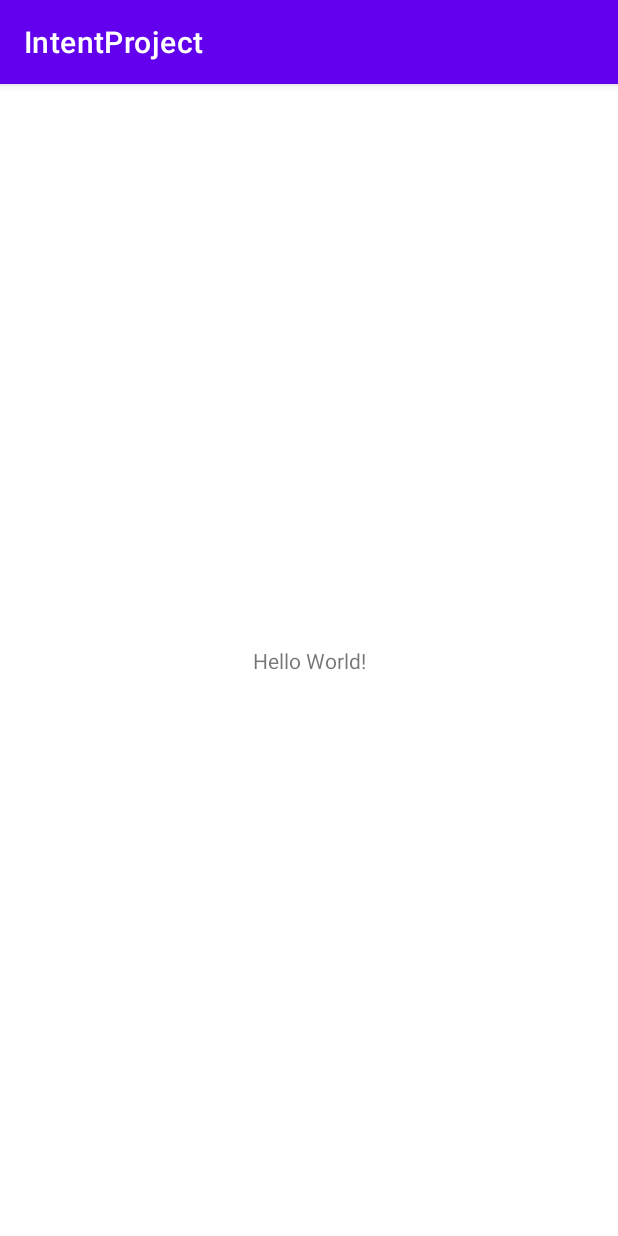
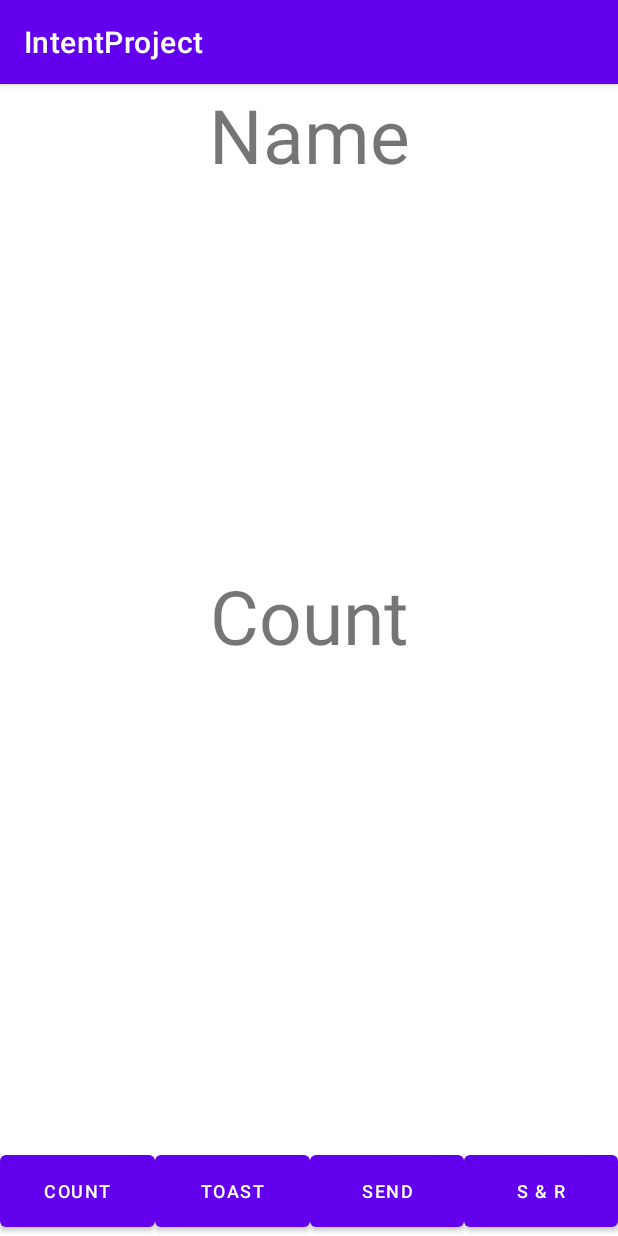
Before and after one commit to nermineslimane/IntentProject, an Android app: the screen it shows after launch (MainActivity), on a phone screen of 412 x 824 dp. Run offline under Robolectric (Android 15) with nearby library versions, the phone set to English and light mode, and no system bars.

Commit message:
Move from first activity to second activit

```diff
--- a/app/src/main/AndroidManifest.xml
+++ b/app/src/main/AndroidManifest.xml
@@ -9,6 +9,7 @@
         android:roundIcon="@mipmap/ic_launcher_round"
         android:supportsRtl="true"
         android:theme="@style/Theme.IntentProject">
+        <activity android:name=".SecondActivity"></activity>
         <activity android:name=".MainActivity">
             <intent-filter>
                 <action android:name="android.intent.action.MAIN" />
--- a/app/src/main/java/com/esprit/intentproject/MainActivity.java
+++ b/app/src/main/java/com/esprit/intentproject/MainActivity.java
@@ -2,13 +2,45 @@ package com.esprit.intentproject;
 
 import androidx.appcompat.app.AppCompatActivity;
 
+import android.content.Intent;
 import android.os.Bundle;
+import android.view.View;
+import android.widget.TextView;
+import android.widget.Toast;
 
 public class MainActivity extends AppCompatActivity {
 
+    private int mCount=0;
+    private TextView mShowCount;
     @Override
     protected void onCreate(Bundle savedInstanceState) {
         super.onCreate(savedInstanceState);
         setContentView(R.layout.activity_main);
+        mShowCount=(TextView) findViewById(R.id.show_count);
+
+    }
+
+    public void countUp(View view) {
+
+        ++mCount;
+
+        if (mShowCount != null)
+        {
+            mShowCount.setText(Integer.toString(mCount));
+        }
+
+    }
+
+    public void showToast(View view) {
+        CharSequence text = "Hello Toast";
+        int duration = Toast.LENGTH_SHORT;
+        Toast toast = Toast.makeText(this, text, duration);
+        toast.show();
+    }
+
+    public void sendCount(View view) {
+        Intent intent= new Intent(MainActivity.this,SecondActivity.class).putExtra("count",mCount);
+        startActivity(intent);
+
     }
 }
--- a/app/src/main/res/layout/activity_main.xml
+++ b/app/src/main/res/layout/activity_main.xml
@@ -7,12 +7,73 @@
     tools:context=".MainActivity">
 
     <TextView
+        android:id="@+id/show_count"
         android:layout_width="wrap_content"
         android:layout_height="wrap_content"
-        android:text="Hello World!"
-        app:layout_constraintBottom_toBottomOf="parent"
+        android:text="@string/count"
+        android:textSize= "50sp"
+        app:layout_constraintBottom_toTopOf="@+id/linearLayout"
+        app:layout_constraintEnd_toEndOf="parent"
         app:layout_constraintLeft_toLeftOf="parent"
         app:layout_constraintRight_toRightOf="parent"
+        app:layout_constraintStart_toStartOf="parent"
         app:layout_constraintTop_toTopOf="parent" />
 
+    <TextView
+        android:id="@+id/show_name"
+        android:layout_width="wrap_content"
+        android:layout_height="wrap_content"
+        android:text="@string/name"
+        android:textSize= "50sp"
+        android:textAlignment="viewStart"
+        app:layout_constraintEnd_toEndOf="parent"
+        app:layout_constraintStart_toStartOf="parent"
+        app:layout_constraintTop_toTopOf="parent" />
+
+    <LinearLayout
+        android:id="@+id/linearLayout"
+        android:layout_width="match_parent"
+        android:layout_height="60dp"
+        android:orientation="horizontal"
+        app:layout_constraintBottom_toBottomOf="parent"
+        app:layout_constraintStart_toStartOf="parent">
+
+        <Button
+            android:id="@+id/button_count"
+            android:layout_width="match_parent"
+            android:layout_height="match_parent"
+            android:layout_weight="1"
+            android:onClick="countUp"
+            android:text="@string/count"
+            android:textSize="12.1sp" />
+
+        <Button
+            android:id="@+id/button_toast"
+            android:layout_width="match_parent"
+            android:layout_height="match_parent"
+            android:layout_weight="1"
+            android:onClick="showToast"
+            android:text="@string/toast"
+
+
+            android:textSize="12.1sp" />
+
+        <Button
+            android:id="@+id/button_send"
+            android:layout_width="match_parent"
+            android:layout_height="match_parent"
+            android:layout_weight="1"
+            android:text="@string/send"
+            android:onClick="sendCount"
+            android:textSize="12.1sp" />
+
+        <Button
+            android:id="@+id/button_sr"
+            android:layout_width="match_parent"
+            android:layout_height="match_parent"
+            android:layout_weight="1"
+            android:text="@string/s_r"
+            android:textSize="12sp" />
+    </LinearLayout>
+
 </androidx.constraintlayout.widget.ConstraintLayout>
--- a/app/src/main/res/values/strings.xml
+++ b/app/src/main/res/values/strings.xml
@@ -1,3 +1,8 @@
 <resources>
     <string name="app_name">IntentProject</string>
+    <string name="s_r"><![CDATA[S & R]]></string>
+    <string name="count">Count</string>
+    <string name="toast">Toast</string>
+    <string name="send">Send</string>
+    <string name="name">Name</string>
 </resources>
```
Also changed, not shown: app/src/main/java/com/esprit/intentproject/SecondActivity.java (added, +26 -0 lines), app/src/main/res/layout/activity_second.xml (added, +35 -0 lines).
